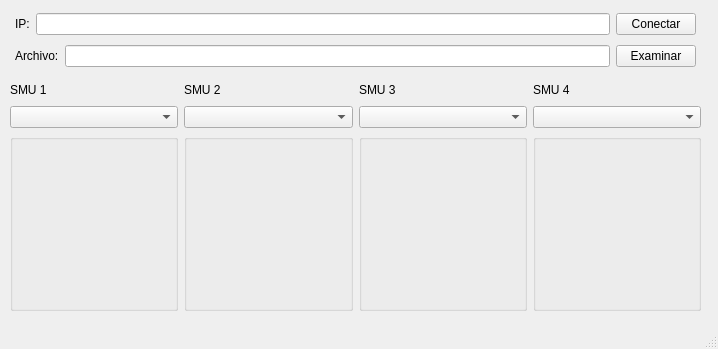
Before: the Qt Designer form ui/Keithley.ui in jsantos17/Tesis, drawn with Qt 5.
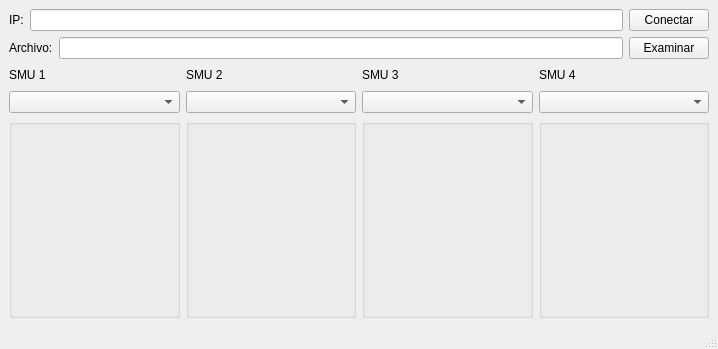
After: the same form once the commit is applied.

Commit message: Fixed cut-off sub-gui

Patch:
```diff
--- a/ui/Keithley.ui
+++ b/ui/Keithley.ui
@@ -14,15 +14,83 @@
    <string>SMU</string>
   </property>
   <widget class="QWidget" name="centralwidget">
-   <widget class="QWidget" name="horizontalLayoutWidget">
-    <property name="geometry">
-     <rect>
-      <x>10</x>
-      <y>80</y>
-      <width>691</width>
-      <height>231</height>
-     </rect>
-    </property>
+   <layout class="QGridLayout" name="gridLayout">
+    <item row="0" column="0">
+     <layout class="QVBoxLayout" name="ip_file_layout" stretch="0,0">
+      <item>
+       <layout class="QHBoxLayout" name="horizontalLayout">
+        <item>
+         <widget class="QLabel" name="ipLabel">
+          <property name="maximumSize">
+           <size>
+            <width>16777215</width>
+            <height>25</height>
+           </size>
+          </property>
+          <property name="text">
+           <string>IP:</string>
+          </property>
+          <property name="scaledContents">
+           <bool>true</bool>
+          </property>
+         </widget>
+        </item>
+        <item>
+         <widget class="QLineEdit" name="ipField">
+          <property name="maximumSize">
+           <size>
+            <width>16777215</width>
+            <height>25</height>
+           </size>
+          </property>
+         </widget>
+        </item>
+        <item>
+         <widget class="QPushButton" name="connect_button">
+          <property name="text">
+           <string>Conectar</string>
+          </property>
+         </widget>
+        </item>
+       </layout>
+      </item>
+      <item>
+       <layout class="QHBoxLayout" name="horizontalLayout_2">
+        <item>
+         <widget class="QLabel" name="label">
+          <property name="maximumSize">
+           <size>
+            <width>16777215</width>
+            <height>25</height>
+           </size>
+          </property>
+          <property name="text">
+           <string>Archivo:</string>
+          </property>
+         </widget>
+        </item>
+        <item>
+         <widget class="QLineEdit" name="lineEdit">
+          <property name="maximumSize">
+           <size>
+            <width>16777215</width>
+            <height>25</height>
+           </size>
+          </property>
+         </widget>
+        </item>
+        <item>
+         <widget class="QPushButton" name="pushButton">
+          <property name="text">
+           <string>Examinar</string>
+          </property>
+         </widget>
+        </item>
+       </layout>
+      </item>
+     </layout>
+    </item>
+    <item row="1" column="0">
     <layout class="QHBoxLayout" name="mainLayout">
      <item>
       <layout class="QVBoxLayout" name="verticalLayout">
@@ -163,90 +231,8 @@
       </layout>
      </item>
     </layout>
-   </widget>
-   <widget class="QWidget" name="verticalLayoutWidget_5">
-    <property name="geometry">
-     <rect>
-      <x>15</x>
-      <y>9</y>
-      <width>681</width>
-      <height>64</height>
-     </rect>
-    </property>
-    <layout class="QVBoxLayout" name="ip_file_layout" stretch="0,0">
-     <item>
-      <layout class="QHBoxLayout" name="horizontalLayout">
-       <item>
-        <widget class="QLabel" name="ipLabel">
-         <property name="maximumSize">
-          <size>
-           <width>16777215</width>
-           <height>25</height>
-          </size>
-         </property>
-         <property name="text">
-          <string>IP:</string>
-         </property>
-         <property name="scaledContents">
-          <bool>true</bool>
-         </property>
-        </widget>
-       </item>
-       <item>
-        <widget class="QLineEdit" name="ipField">
-         <property name="maximumSize">
-          <size>
-           <width>16777215</width>
-           <height>25</height>
-          </size>
-         </property>
-        </widget>
-       </item>
-       <item>
-        <widget class="QPushButton" name="connect_button">
-         <property name="text">
-          <string>Conectar</string>
-         </property>
-        </widget>
-       </item>
-      </layout>
-     </item>
-     <item>
-      <layout class="QHBoxLayout" name="horizontalLayout_2">
-       <item>
-        <widget class="QLabel" name="label">
-         <property name="maximumSize">
-          <size>
-           <width>16777215</width>
-           <height>25</height>
-          </size>
-         </property>
-         <property name="text">
-          <string>Archivo:</string>
-         </property>
-        </widget>
-       </item>
-       <item>
-        <widget class="QLineEdit" name="lineEdit">
-         <property name="maximumSize">
-          <size>
-           <width>16777215</width>
-           <height>25</height>
-          </size>
-         </property>
-        </widget>
-       </item>
-       <item>
-        <widget class="QPushButton" name="pushButton">
-         <property name="text">
-          <string>Examinar</string>
-         </property>
-        </widget>
-       </item>
-      </layout>
-     </item>
-    </layout>
-   </widget>
+    </item>
+   </layout>
    <zorder>horizontalLayoutWidget</zorder>
    <zorder>verticalLayoutWidget_5</zorder>
    <zorder>smu1_label</zorder>
```
Lines whose indentation alone changed are shown as unchanged. The commit also changes 1 other file.
